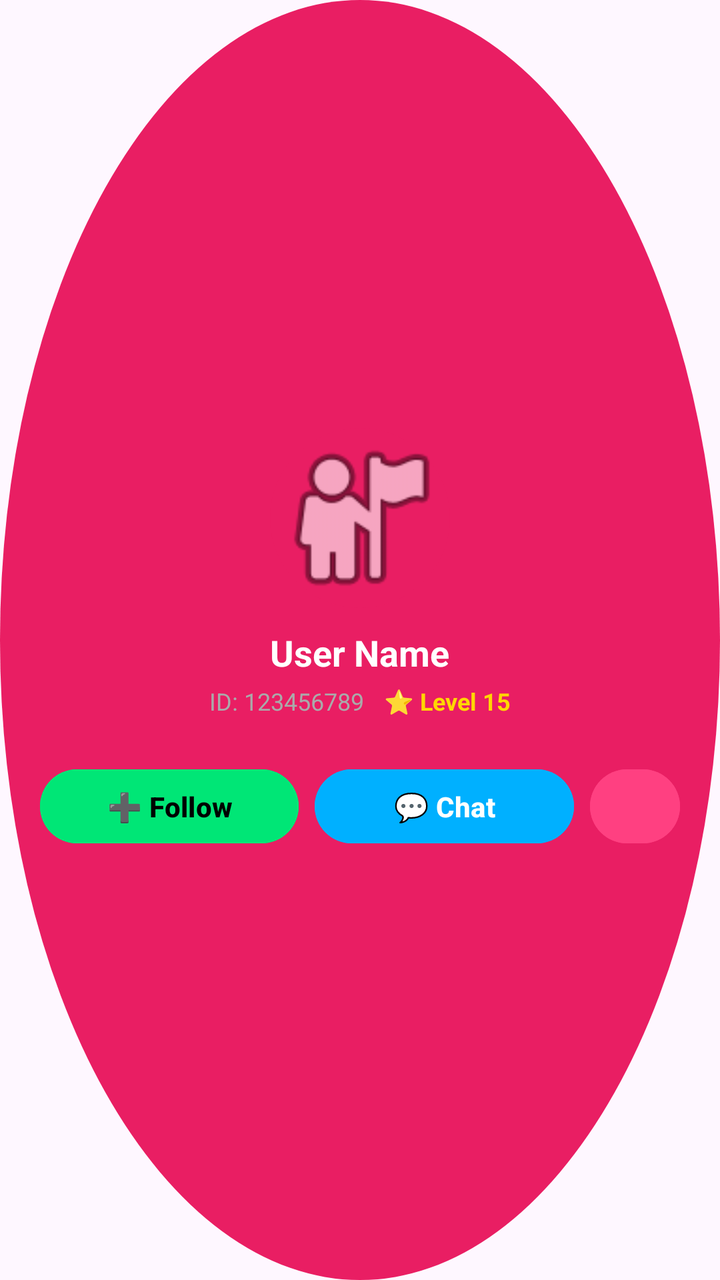
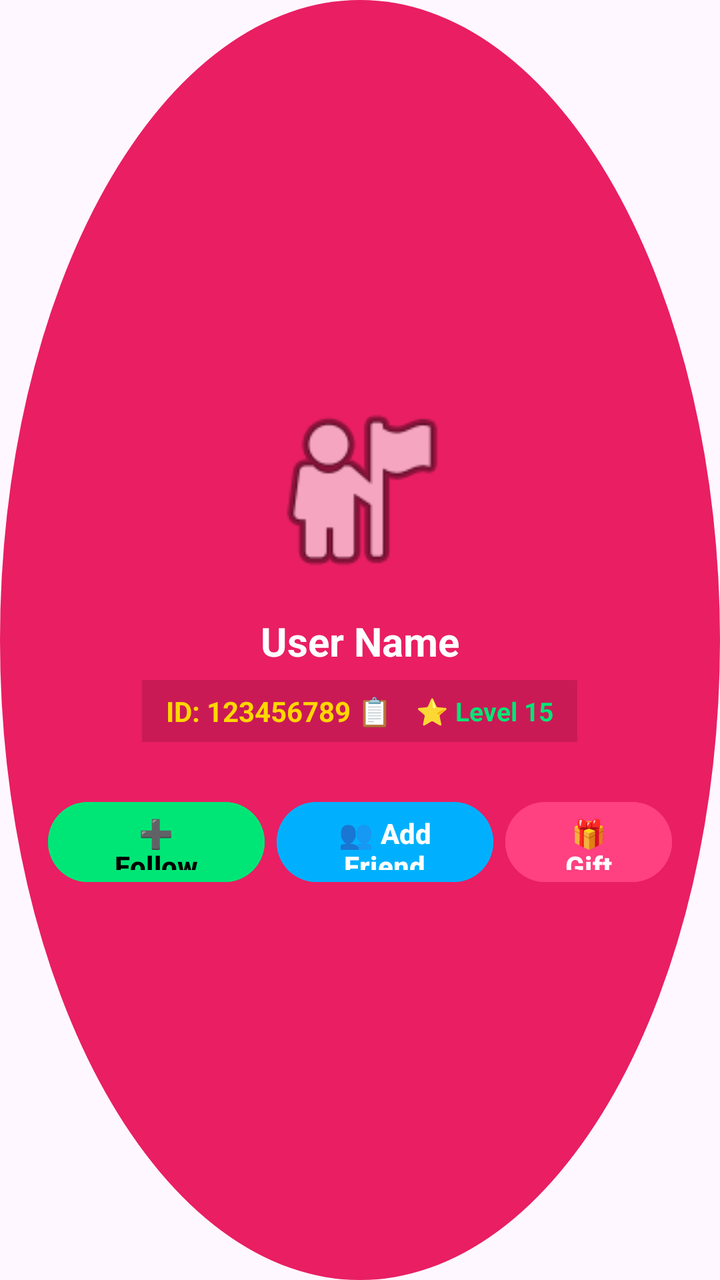

Screens rendered from an Android XML layout before and after an edit, with the pre-edit source and the edit as a unified diff.
<!-- AndroidManifest.xml: application theme Theme.SRVoiceChat -->
<!-- res/layout/dialog_user_profile.xml -->
<?xml version="1.0" encoding="utf-8"?>
<LinearLayout xmlns:android="http://schemas.android.com/apk/res/android"
    android:layout_width="match_parent"
    android:layout_height="wrap_content"
    android:orientation="vertical"
    android:background="@drawable/bg_plus_btn" 
    android:padding="20dp"
    android:gravity="center">

    
    <ImageView
        android:id="@+id/imgUserProfile"
        android:layout_width="90dp"
        android:layout_height="90dp"
        android:scaleType="centerCrop"
        android:src="@android:drawable/ic_menu_myplaces"
        android:background="@drawable/bg_plus_btn"
        android:layout_marginBottom="10dp"/>

    
    <TextView
        android:id="@+id/txtUserName"
        android:layout_width="wrap_content"
        android:layout_height="wrap_content"
        android:text="User Name"
        android:textColor="#FFFFFF"
        android:textSize="18sp"
        android:textStyle="bold" />

    
    <LinearLayout
        android:layout_width="wrap_content"
        android:layout_height="wrap_content"
        android:orientation="horizontal"
        android:gravity="center"
        android:layout_marginTop="4dp"
        android:layout_marginBottom="12dp">

        <TextView
            android:id="@+id/txtUserId"
            android:layout_width="wrap_content"
            android:layout_height="wrap_content"
            android:text="ID: 123456789"
            android:textColor="#AAAAAA"
            android:textSize="12sp"
            android:layout_marginEnd="10dp"/>

        <TextView
            android:id="@+id/txtUserLevel"
            android:layout_width="wrap_content"
            android:layout_height="wrap_content"
            android:text="⭐ Level 15"
            android:textColor="#FFD700"
            android:textSize="12sp"
            android:textStyle="bold"/>
    </LinearLayout>

    
    <LinearLayout
        android:layout_width="match_parent"
        android:layout_height="wrap_content"
        android:orientation="horizontal"
        android:gravity="center"
        android:layout_marginTop="10dp">

        
        <Button
            android:id="@+id/btnFollow"
            android:layout_width="0dp"
            android:layout_height="45dp"
            android:layout_weight="1.5"
            android:text="➕ Follow"
            android:textColor="#000000"
            android:textStyle="bold"
            android:backgroundTint="#00E676"
            android:layout_marginEnd="8dp"/>

        
        <Button
            android:id="@+id/btnChat"
            android:layout_width="0dp"
            android:layout_height="45dp"
            android:layout_weight="1.5"
            android:text="💬 Chat"
            android:textColor="#FFFFFF"
            android:textStyle="bold"
            android:backgroundTint="#00B0FF"
            android:layout_marginEnd="8dp"/>

        
        <Button
            android:id="@+id/btnGift"
            android:layout_width="45dp"
            android:layout_height="45dp"
            android:text="🎁"
            android:textSize="18sp"
            android:backgroundTint="#FF4081"/>

    </LinearLayout>

</LinearLayout>
<!-- resources referenced by this layout -->
<resources>
  <!-- drawable bg_plus_btn (drawable) -->
  <?xml version="1.0" encoding="utf-8"?>
  <shape xmlns:android="http://schemas.android.com/apk/res/android" android:shape="oval">
      <solid android:color="#E91E63"/>
  </shape>
  <style name="Theme.SRVoiceChat" parent="Theme.Material3.DayNight.NoActionBar">
          <item name="colorPrimary">#FF4081</item>
          <item name="android:statusBarColor">#FF4081</item>
          <item name="android:windowLightStatusBar">true</item>
      </style>
</resources>

<!-- the commit's change to res/layout/dialog_user_profile.xml (unified diff, before → after) -->
@@ -4,18 +4,18 @@
     android:layout_height="wrap_content"
     android:orientation="vertical"
     android:background="@drawable/bg_plus_btn" 
-    android:padding="20dp"
-    android:gravity="center">
+    android:padding="24dp"
+    android:gravity="center"
+    android:layout_gravity="center">
 
     
     <ImageView
         android:id="@+id/imgUserProfile"
-        android:layout_width="90dp"
-        android:layout_height="90dp"
+        android:layout_width="100dp"
+        android:layout_height="100dp"
         android:scaleType="centerCrop"
         android:src="@android:drawable/ic_menu_myplaces"
-        android:background="@drawable/bg_plus_btn"
-        android:layout_marginBottom="10dp"/>
+        android:layout_marginBottom="12dp"/>
 
     
     <TextView
@@ -24,7 +24,7 @@
         android:layout_height="wrap_content"
         android:text="User Name"
         android:textColor="#FFFFFF"
-        android:textSize="18sp"
+        android:textSize="20sp"
         android:textStyle="bold" />
 
     
@@ -33,25 +33,31 @@
         android:layout_height="wrap_content"
         android:orientation="horizontal"
         android:gravity="center"
-        android:layout_marginTop="4dp"
-        android:layout_marginBottom="12dp">
+        android:layout_marginTop="6dp"
+        android:layout_marginBottom="16dp"
+        android:background="#22000000"
+        android:paddingHorizontal="12dp"
+        android:paddingVertical="6dp">
 
         <TextView
             android:id="@+id/txtUserId"
             android:layout_width="wrap_content"
             android:layout_height="wrap_content"
-            android:text="ID: 123456789"
-            android:textColor="#AAAAAA"
-            android:textSize="12sp"
-            android:layout_marginEnd="10dp"/>
+            android:text="ID: 123456789 📋"
+            android:textColor="#FFD700"
+            android:textSize="14sp"
+            android:textStyle="bold"
+            android:layout_marginEnd="12dp"
+            android:clickable="true"
+            android:focusable="true"/>
 
         <TextView
             android:id="@+id/txtUserLevel"
             android:layout_width="wrap_content"
             android:layout_height="wrap_content"
             android:text="⭐ Level 15"
-            android:textColor="#FFD700"
-            android:textSize="12sp"
+            android:textColor="#00E676"
+            android:textSize="13sp"
             android:textStyle="bold"/>
     </LinearLayout>
 
@@ -67,33 +73,35 @@
         <Button
             android:id="@+id/btnFollow"
             android:layout_width="0dp"
-            android:layout_height="45dp"
-            android:layout_weight="1.5"
+            android:layout_height="48dp"
+            android:layout_weight="1.3"
             android:text="➕ Follow"
             android:textColor="#000000"
             android:textStyle="bold"
             android:backgroundTint="#00E676"
-            android:layout_marginEnd="8dp"/>
+            android:layout_marginEnd="6dp"/>
 
         
         <Button
-            android:id="@+id/btnChat"
+            android:id="@+id/btnAddFriend"
             android:layout_width="0dp"
-            android:layout_height="45dp"
-            android:layout_weight="1.5"
-            android:text="💬 Chat"
+            android:layout_height="48dp"
+            android:layout_weight="1.3"
+            android:text="👥 Add Friend"
             android:textColor="#FFFFFF"
             android:textStyle="bold"
             android:backgroundTint="#00B0FF"
-            android:layout_marginEnd="8dp"/>
+            android:layout_marginEnd="6dp"/>
 
         
         <Button
             android:id="@+id/btnGift"
-            android:layout_width="45dp"
-            android:layout_height="45dp"
-            android:text="🎁"
-            android:textSize="18sp"
+            android:layout_width="0dp"
+            android:layout_height="48dp"
+            android:layout_weight="1"
+            android:text="🎁 Gift"
+            android:textColor="#FFFFFF"
+            android:textStyle="bold"
             android:backgroundTint="#FF4081"/>
 
     </LinearLayout>
